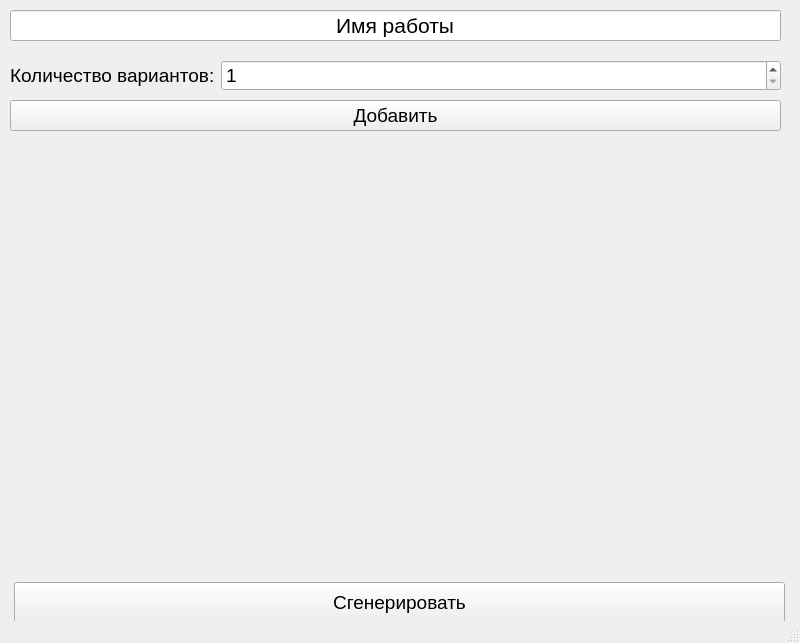
Old version of the form gui/CreateWindowGUI.ui in the repository MaDernizator/task_generator.
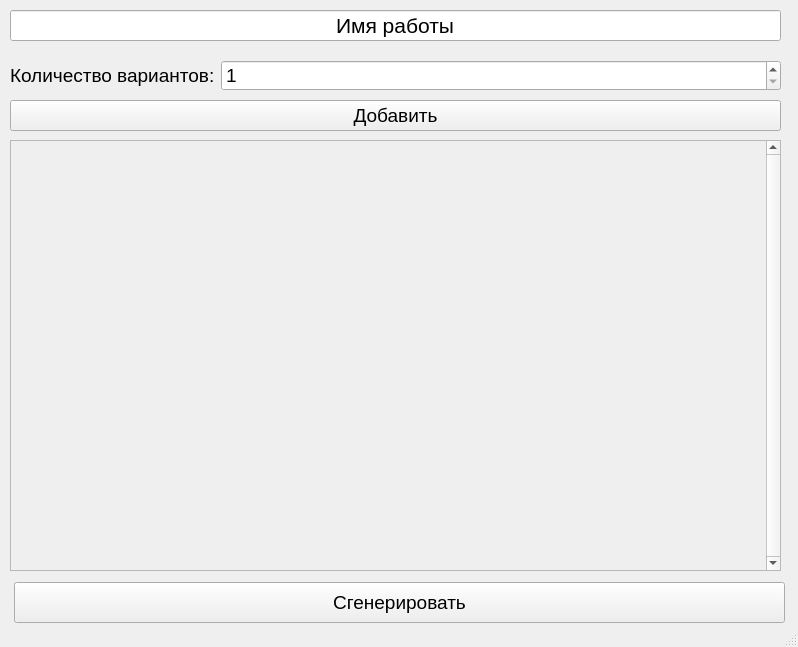
New version of the form.

Diff of the .ui file:
```diff
--- a/gui/CreateWindowGUI.ui
+++ b/gui/CreateWindowGUI.ui
@@ -6,8 +6,8 @@
    <rect>
     <x>0</x>
     <y>0</y>
-    <width>800</width>
-    <height>643</height>
+    <width>798</width>
+    <height>647</height>
    </rect>
   </property>
   <property name="windowTitle">
@@ -89,17 +89,6 @@
      <string>Добавить</string>
     </property>
    </widget>
-   <widget class="QWidget" name="verticalLayoutWidget">
-    <property name="geometry">
-     <rect>
-      <x>10</x>
-      <y>140</y>
-      <width>771</width>
-      <height>431</height>
-     </rect>
-    </property>
-    <layout class="QVBoxLayout" name="tasks_layout"/>
-   </widget>
    <widget class="QPushButton" name="generate_button">
     <property name="geometry">
      <rect>
@@ -118,6 +107,32 @@
      <string>Сгенерировать</string>
     </property>
    </widget>
+   <widget class="QScrollArea" name="scrollArea">
+    <property name="geometry">
+     <rect>
+      <x>10</x>
+      <y>140</y>
+      <width>771</width>
+      <height>431</height>
+     </rect>
+    </property>
+    <property name="verticalScrollBarPolicy">
+     <enum>Qt::ScrollBarAlwaysOn</enum>
+    </property>
+    <property name="widgetResizable">
+     <bool>true</bool>
+    </property>
+    <widget class="QWidget" name="scrollAreaWidgetContents">
+     <property name="geometry">
+      <rect>
+       <x>0</x>
+       <y>0</y>
+       <width>752</width>
+       <height>429</height>
+      </rect>
+     </property>
+    </widget>
+   </widget>
   </widget>
   <widget class="QStatusBar" name="statusbar"/>
  </widget>
```
